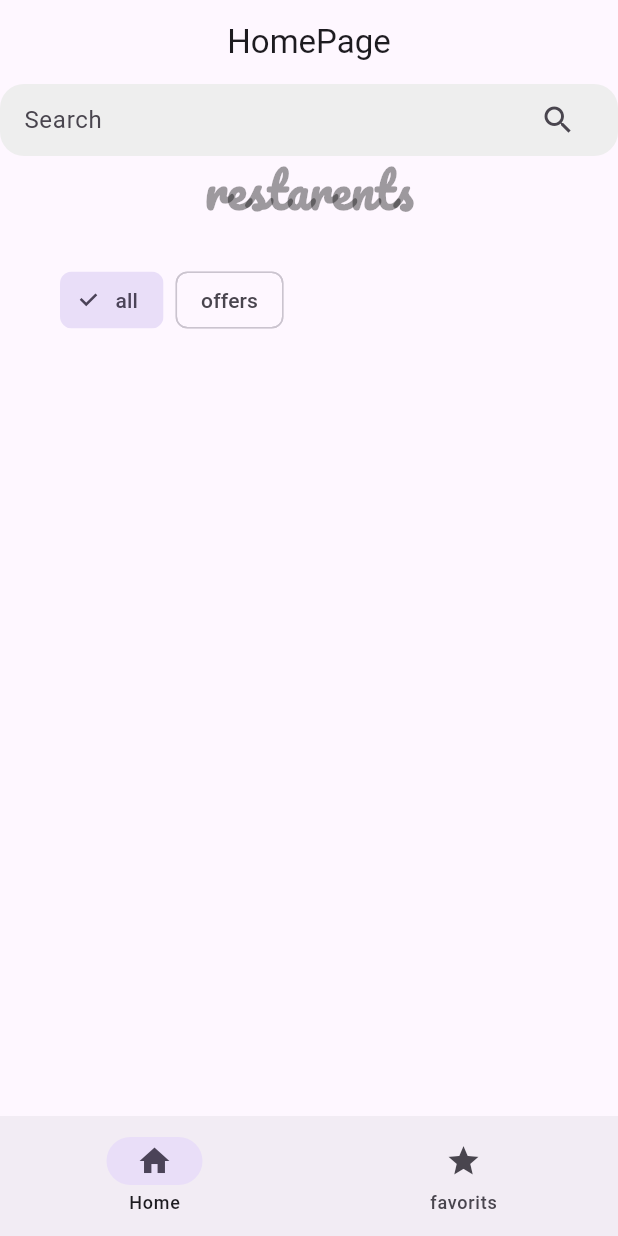
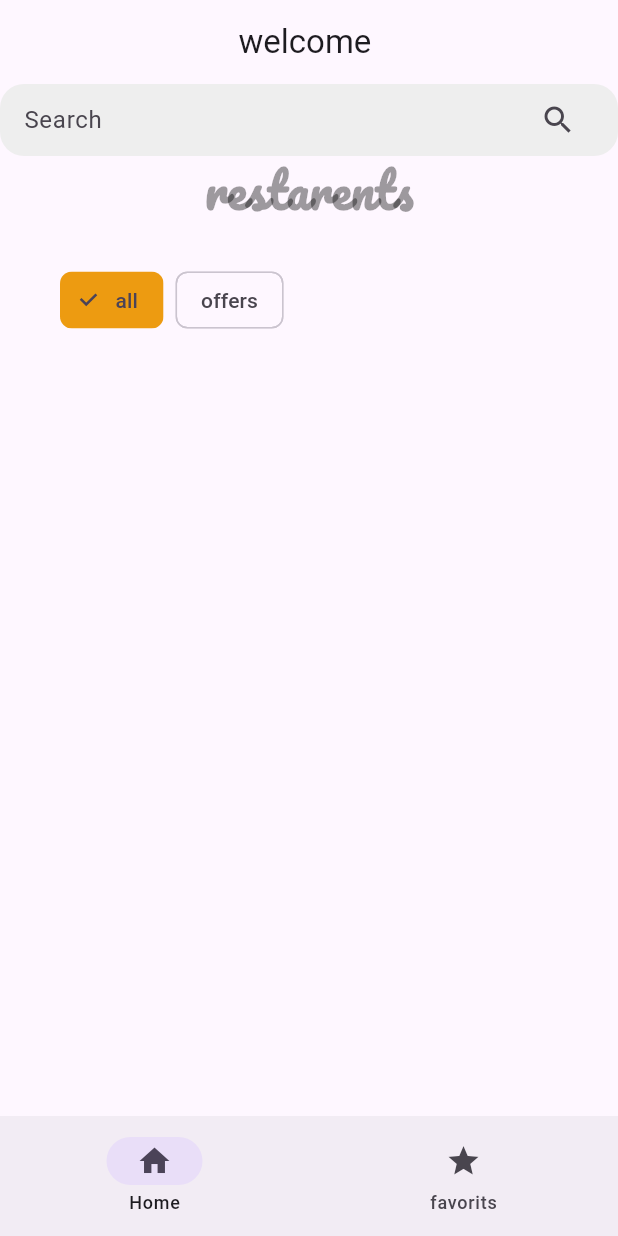
Before and after one commit to khalid123231/Side_Dish, a Flutter app: the MyHomePage screen opened directly, on a phone screen of 412 x 824 dp. Run offline on Flutter 3.47's test engine with Material 2 defaults, Android fonts, the light colour scheme and no system bars; our stand-ins replace cloud_firestore, firebase_core, firebase_storage, google_fonts, image_picker, sqflite; accounts and stored records are empty.

Commit message:
offer tags

```diff
--- a/lib/HomePage.dart
+++ b/lib/HomePage.dart
@@ -6,6 +6,7 @@ import 'package:flutter/cupertino.dart';
 import 'package:flutter/material.dart';
 import 'package:food_delivery_app_v3/FavoriteList.dart';
 import 'package:food_delivery_app_v3/RestaurantsList.dart';
+import 'package:food_delivery_app_v3/khalids%20material/global%20variabls/v.dart';
 
 class MyHomePage extends StatefulWidget{
   @override
@@ -22,7 +23,8 @@ class _MyHomePageState extends State<MyHomePage> {
     // TODO: implement build
     return Scaffold(
       appBar: AppBar(
-        title: Text("HomePage"),
+
+        title: Text("welcome " +logedinUsername),
         centerTitle: true,
         automaticallyImplyLeading: false,
       ),
--- a/lib/RestaurantsList.dart
+++ b/lib/RestaurantsList.dart
@@ -96,7 +96,7 @@ class _RestaurantListState extends State<RestaurantList> {
             ), textAlign: TextAlign.left,) ,SizedBox(width: 500, height: 100,child:Padding( child: ListView(
               scrollDirection: Axis.horizontal,
               children: [
-                ChoiceChip(
+                ChoiceChip(selectedColor:  Color(0xffed9b11),
                   label: Text('all'),
                   selected: selectedChoice == 'all',
                   onSelected: (bool selected) {
@@ -107,7 +107,7 @@ class _RestaurantListState extends State<RestaurantList> {
                     });
                   },
                 )  ,SizedBox(width: 8),
-                ChoiceChip(
+                ChoiceChip(selectedColor:  Color(0xffed9b11),
                   label: Text('offers'),
                   selected: selectedChoice == 'offers',
                   onSelected: (bool selected) {
```
Also changed, not shown: lib/imresizer-1697548237286.jpg (added), lib/imresizer-1697548633900.jpg (added).
